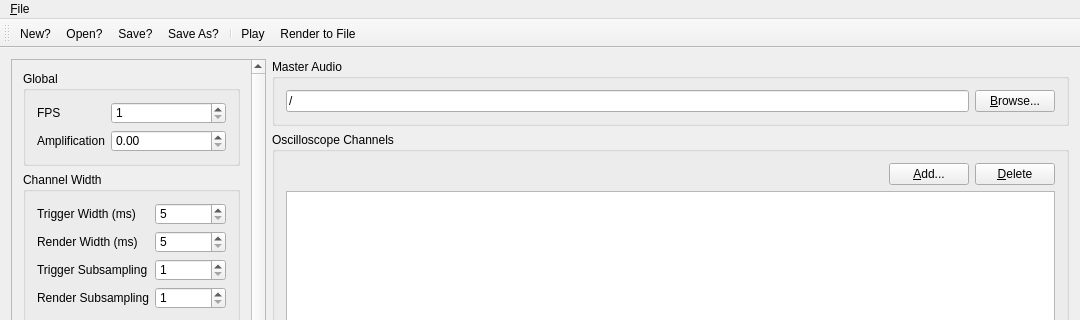
Above: ovgenpy/gui/mainwindow.ui from corrscope/corrscope before the change; both pictures show x 0 to 1080 and y 0 to 320 of the 1080 by 640 pixel window. Below: the same form after it.
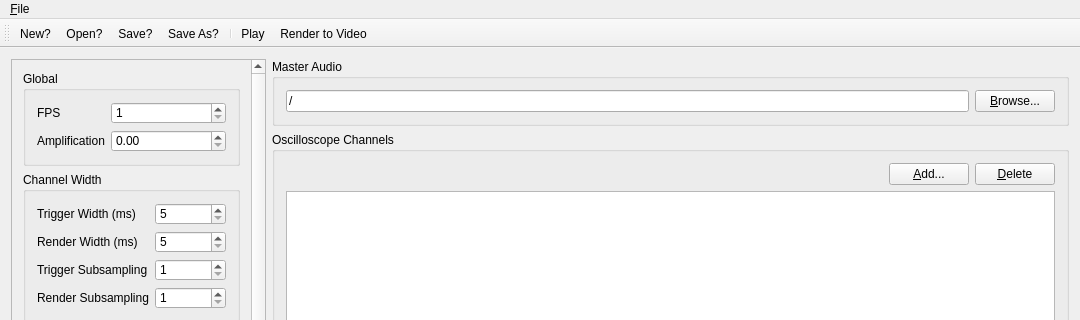
That is the form after the change.

Commit message: Add keyboard shortcuts

The edit to the form file:
```diff
--- a/ovgenpy/gui/mainwindow.ui
+++ b/ovgenpy/gui/mainwindow.ui
@@ -418,7 +418,10 @@
   </action>
   <action name="actionRender">
    <property name="text">
-    <string>&amp;Render to File</string>
+    <string>&amp;Render to Video</string>
+   </property>
+   <property name="shortcut">
+    <string>Ctrl+R</string>
    </property>
   </action>
  </widget>
```
Left out of the diff: 18 changed lines with no effect on the pictures.
